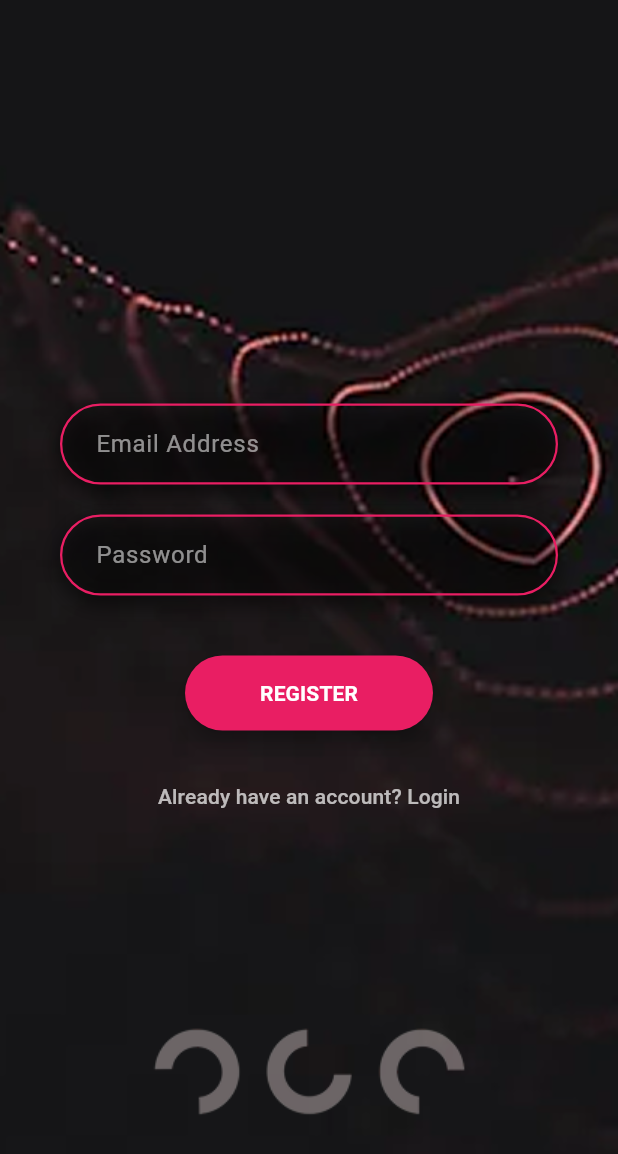
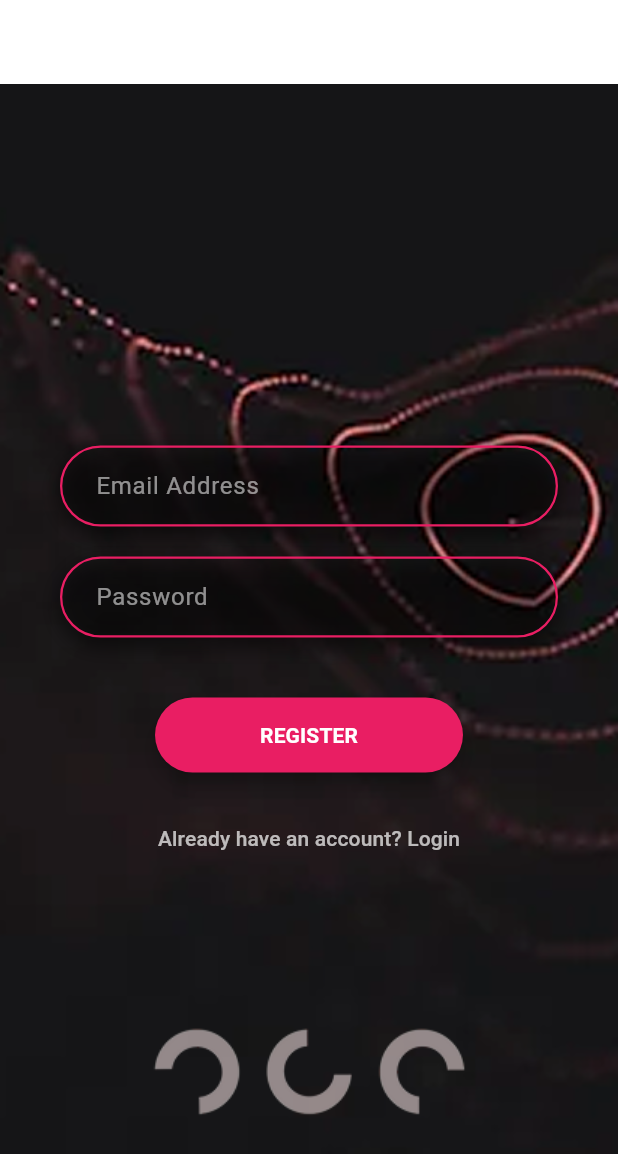
Before and after one commit to Nathi2266/khono-buzz, a Flutter app: the screen it shows after launch, after a tap on "REGISTER", on a phone screen of 412 x 824 dp. Shown: the top 1154 px of the screen. Run offline on Flutter 3.47's test engine with Material 3 defaults, Android fonts, the phone set to English and light mode, and no system bars.

Commit message:
Add LandingScreen and FlowingButton widget; update auth screens with new navigation and UI enhancements. Correct timer duration in BlinkingImage and adjust button styles for consistency.

```diff
--- /dev/null
+++ b/khonobuzz/lib/LandingScreen.dart
@@ -0,0 +1,116 @@
+import 'package:flutter/material.dart';
+import 'package:flutter/services.dart';
+import 'package:khonobuzz/auth_screens.dart'; // Corrected import for BlinkingImage
+
+// This is the main screen for your app's landing page.
+class LandingScreen extends StatelessWidget {
+  const LandingScreen({super.key});
+
+  @override
+  Widget build(BuildContext context) {
+    // We wrap the screen in a SafeArea to avoid UI elements from
+    // going behind the device's notch and other overlays.
+    return SafeArea(
+      child: Scaffold(
+        // The dark background color for the screen.
+        backgroundColor: Colors.transparent, // Reverted to transparent for background image
+        body: Stack(
+          children: [
+            // Background Image
+            Positioned.fill(
+              child: Image.asset(
+                'assets/images/backgroud.png',
+                fit: BoxFit.cover,
+              ),
+            ),
+            Center(
+              child: Padding(
+                padding: const EdgeInsets.symmetric(horizontal: 40.0),
+                child: Column(
+                  mainAxisAlignment: MainAxisAlignment.center,
+                  children: <Widget>[
+                    // Display the logo from your assets.
+                    // Make sure you've added the asset to your pubspec.yaml file.
+                    Image.asset(
+                      'assets/images/logo.png', // Corrected image path
+                      width: 250, // Increased width
+                    ),
+                    const SizedBox(height: 50),
+
+                    // Button for "Login with Microsoft".
+                    // This will be replaced with "LOGIN" and "REGISTER" as requested.
+                    ElevatedButton(
+                      onPressed: () {
+                        Navigator.pushNamed(context, '/login');
+                      },
+                      style: ElevatedButton.styleFrom(
+                        backgroundColor: const Color(0xFFe91e63), // A dark red color
+                        shape: RoundedRectangleBorder(
+                          borderRadius: BorderRadius.circular(30.0),
+                        ),
+                        padding: const EdgeInsets.symmetric(
+                          horizontal: 70.0,
+                          vertical: 15.0,
+                        ),
+                        elevation: 5,
+                      ),
+                      child: const Text(
+                        'LOGIN',
+                        style: TextStyle(
+                          color: Colors.white,
+                          fontWeight: FontWeight.bold,
+                        ),
+                      ),
+                    ),
+                    const SizedBox(height: 20),
+
+                    // Button for "Register".
+                    ElevatedButton(
+                      onPressed: () {
+                        Navigator.pushNamed(context, '/register');
+                      },
+                      style: ElevatedButton.styleFrom(
+                        backgroundColor: Colors.white, // White background for the second button
+                        shape: RoundedRectangleBorder(
+                          borderRadius: BorderRadius.circular(30.0),
+                        ),
+                        padding: const EdgeInsets.symmetric(
+                          horizontal: 70.0,
+                          vertical: 15.0,
+                        ),
+                        elevation: 5,
+                      ),
+                      child: const Text(
+                        'REGISTER',
+                        style: TextStyle(
+                          color: Colors.black,
+                          fontWeight: FontWeight.bold,
+                        ),
+                      ),
+                    ),
+                  ],
+                ),
+              ),
+            ),
+            Positioned(
+              bottom: 0,
+              left: 0,
+              right: 0,
+              child: BlinkingImage(
+                imagePath: 'assets/images/discs.png',
+              ),
+            ),
+          ],
+        ),
+      ),
+    );
+  }
+}
+
+// To use this screen, you would set it as the home for your app.
+// For example:
+// void main() {
+//   runApp(const MaterialApp(
+//     home: LandingScreen(),
+//   ));
+// }
--- a/khonobuzz/lib/auth_screens.dart
+++ b/khonobuzz/lib/auth_screens.dart
@@ -1,3 +1,5 @@
+// ignore_for_file: unused_import, deprecated_member_use, use_super_parameters, library_private_types_in_public_api
+
 import 'package:flutter/material.dart';
 import 'package:khonobuzz/main.dart'; // Import main.dart for AuthService and controllers
 import 'dart:async'; // Added this import
@@ -80,7 +82,7 @@ class BlinkingImage extends StatefulWidget {
   }) : super(key: key);
 
   @override
-  _BlinkingImageState createState() => _BlinkingImageState();
+   createState() => _BlinkingImageState();
 }
 
 class _BlinkingImageState extends State<BlinkingImage>
@@ -132,7 +134,7 @@ class _BlinkingImageState extends State<BlinkingImage>
     // The animation is from 1.0 to 0.0, so controller.value = 0.0 corresponds to opaque.
     _controller.value = 0.0;
     _delayTimer?.cancel();
-    _delayTimer = Timer(const Duration(seconds: 8), () { // Changed from 8 seconds to 7 seconds
+    _delayTimer = Timer(const Duration(seconds: 7), () { // Corrected from 8 seconds back to 7 seconds
       // After 7 seconds, start the first fade out for the blinking effect
       _controller.forward();
     });
@@ -159,6 +161,116 @@ class _BlinkingImageState extends State<BlinkingImage>
   }
 }
 
+// A custom reusable widget for a flowing button.
+class FlowingButton extends StatefulWidget {
+  final Widget child;
+  final VoidCallback onPressed;
+  final Color startColor;
+  final Color endColor;
+  final Duration animationDuration;
+  final EdgeInsetsGeometry? padding;
+  final OutlinedBorder? shape;
+  final ButtonType buttonType; // New parameter to differentiate button types
+
+  const FlowingButton({
+    Key? key,
+    required this.child,
+    required this.onPressed,
+    this.startColor = const Color(0xFFe91e63),
+    this.endColor = const Color(0xFFc2185b),
+    this.animationDuration = const Duration(milliseconds: 300),
+    this.padding,
+    this.shape,
+    this.buttonType = ButtonType.elevated, // Default to elevated button
+  }) : super(key: key);
+
+  @override
+  _FlowingButtonState createState() => _FlowingButtonState();
+}
+
+enum ButtonType {
+  elevated,
+  text,
+}
+
+class _FlowingButtonState extends State<FlowingButton>
+    with SingleTickerProviderStateMixin {
+  late AnimationController _controller;
+  late Animation<Color?> _animation;
+
+  @override
+  void initState() {
+    super.initState();
+    _controller = AnimationController(
+      vsync: this,
+      duration: widget.animationDuration,
+    );
+    _animation = ColorTween(
+      begin: widget.startColor,
+      end: widget.endColor,
+    ).animate(_controller);
+  }
+
+  @override
+  void dispose() {
+    _controller.dispose();
+    super.dispose();
+  }
+
+  void _handleTapDown(TapDownDetails details) {
+    _controller.forward();
+  }
+
+  void _handleTapUp(TapUpDetails details) {
+    _controller.reverse();
+    widget.onPressed();
+  }
+
+  void _handleTapCancel() {
+    _controller.reverse();
+  }
+
+  @override
+  Widget build(BuildContext context) {
+    return GestureDetector(
+      onTapDown: _handleTapDown,
+      onTapUp: _handleTapUp,
+      onTapCancel: _handleTapCancel,
+      child: AnimatedBuilder(
+        animation: _animation,
+        builder: (context, child) {
+          if (widget.buttonType == ButtonType.elevated) {
+            return ElevatedButton(
+              onPressed: () => widget.onPressed(), // Correctly pass the onPressed callback
+              style: ElevatedButton.styleFrom(
+                backgroundColor: _animation.value, // Use animated color
+                shape: widget.shape ?? RoundedRectangleBorder(
+                  borderRadius: BorderRadius.circular(30.0),
+                ),
+                padding: widget.padding ?? const EdgeInsets.symmetric(
+                  horizontal: 50.0,
+                  vertical: 15.0,
+                ),
+                elevation: 5,
+              ),
+              child: widget.child,
+            );
+          } else {
+            return TextButton(
+              onPressed: () => widget.onPressed(), // Correctly pass the onPressed callback
+              style: TextButton.styleFrom(
+                foregroundColor: _animation.value, // Use animated color for text
+                padding: widget.padding,
+              ),
+              child: widget.child,
+            );
+          }
+        },
+      ),
+    );
+  }
+}
+
 // This is the main widget for your login screen.
 class LoginScreen extends StatelessWidget {
   final TextEditingController usernameController;
@@ -178,6 +290,16 @@ class LoginScreen extends StatelessWidget {
   Widget build(BuildContext context) {
     return Scaffold(
       backgroundColor: Colors.transparent, // Reverted to transparent for background image
+      appBar: AppBar(
+        backgroundColor: Colors.transparent,
+        elevation: 0,
+        leading: IconButton(
+          icon: const Icon(Icons.arrow_back, color: Colors.white),
+          onPressed: () {
+            Navigator.pop(context); // Navigate back to the previous screen (LandingScreen)
+          },
+        ),
+      ),
       body: Stack(
         children: [
           // Background Image
@@ -207,19 +329,17 @@ class LoginScreen extends StatelessWidget {
                   ),
                   const SizedBox(height: 40),
                   // The Confirm button
-                  ElevatedButton(
+                  FlowingButton(
                     onPressed: onLoginPressed,
-                    style: ElevatedButton.styleFrom(
-                      backgroundColor: const Color(0xFFe91e63), // A subtle red color
-                      shape: RoundedRectangleBorder(
-                        borderRadius: BorderRadius.circular(30.0),
-                      ),
-                      padding: const EdgeInsets.symmetric(
-                        horizontal: 50.0,
-                        vertical: 15.0,
-                      ),
-                      elevation: 5,
+                    padding: const EdgeInsets.symmetric(
+                      horizontal: 70.0, // Adjusted padding
+                      vertical: 15.0,
                     ),
+                    shape: RoundedRectangleBorder(
+                      borderRadius: BorderRadius.circular(30.0),
+                    ),
+                    startColor: const Color(0xFFe91e63),
+                    endColor: const Color(0xFFc2185b),
                     child: const Text(
                       'CONFIRM',
                       style: TextStyle(
@@ -229,11 +349,14 @@ class LoginScreen extends StatelessWidget {
                     ),
                   ),
                   const SizedBox(height: 20),
-                  TextButton(
+                  FlowingButton(
                     onPressed: onRegisterPressed,
+                    buttonType: ButtonType.text,
+                    startColor: Colors.white70,
+                    endColor: Colors.white,
                     child: const Text(
                       "Don't have an account? Register",
-                      style: TextStyle(color: Colors.white70),
+                      style: TextStyle(color: Colors.white70), // Keep the original text style
                     ),
                   ),
                 ],
@@ -272,6 +395,16 @@ class RegisterScreen extends StatelessWidget {
   Widget build(BuildContext context) {
     return Scaffold(
       backgroundColor: Colors.transparent, // Reverted to transparent for background image
+      appBar: AppBar(
+        backgroundColor: Colors.transparent,
+        elevation: 0,
+        leading: IconButton(
+          icon: const Icon(Icons.arrow_back, color: Colors.white),
+          onPressed: () {
+            Navigator.pop(context); // Navigate back to the previous screen (LandingScreen)
+          },
+        ),
+      ),
       body: Stack(
         children: [
           // Background Image
@@ -301,19 +434,17 @@ class RegisterScreen extends StatelessWidget {
                   ),
                   const SizedBox(height: 40),
                   // The Confirm button
-                  ElevatedButton(
+                  FlowingButton(
                     onPressed: onRegisterPressed,
-                    style: ElevatedButton.styleFrom(
-                      backgroundColor: const Color(0xFFe91e63), // A subtle red color
-                      shape: RoundedRectangleBorder(
-                        borderRadius: BorderRadius.circular(30.0),
-                      ),
-                      padding: const EdgeInsets.symmetric(
-                        horizontal: 50.0,
-                        vertical: 15.0,
-                      ),
-                      elevation: 5,
+                    padding: const EdgeInsets.symmetric(
+                      horizontal: 70.0, // Adjusted padding
+                      vertical: 15.0,
                     ),
+                    shape: RoundedRectangleBorder(
+                      borderRadius: BorderRadius.circular(30.0),
+                    ),
+                    startColor: const Color(0xFFe91e63),
+                    endColor: const Color(0xFFc2185b),
                     child: const Text(
                       'REGISTER',
                       style: TextStyle(
@@ -323,11 +454,14 @@ class RegisterScreen extends StatelessWidget {
                     ),
                   ),
                   const SizedBox(height: 20),
-                  TextButton(
+                  FlowingButton(
                     onPressed: onLoginPressed,
+                    buttonType: ButtonType.text,
+                    startColor: Colors.white70,
+                    endColor: Colors.white,
                     child: const Text(
                       "Already have an account? Login",
-                      style: TextStyle(color: Colors.white70),
+                      style: TextStyle(color: Colors.white70), // Keep the original text style
                     ),
                   ),
                 ],
--- a/khonobuzz/lib/main.dart
+++ b/khonobuzz/lib/main.dart
@@ -3,6 +3,7 @@ import 'package:flutter/services.dart'; // Import this package for SystemChrome
 import 'package:http/http.dart' as http;
 import 'package:khonobuzz/auth_screens.dart'; // Import the new auth_screens.dart
 import 'dart:convert';
+import 'package:khonobuzz/LandingScreen.dart'; // Import the LandingScreen
 
 void main() {
   // Ensure that Flutter's widgets are initialized before the SystemChrome call
@@ -92,6 +93,7 @@ class _MainAppState extends State<MainApp> {
       _showSnackBar(message);
       _registerUsernameController.clear();
       _registerPasswordController.clear();
+      _pageController.animateToPage(1, duration: Duration(milliseconds: 300), curve: Curves.easeIn); // Navigate to login screen
     } catch (e) {
       _showSnackBar(e.toString(), isError: true);
     }
@@ -128,33 +130,25 @@ class _MainAppState extends State<MainApp> {
       theme: ThemeData(
         primarySwatch: Colors.blue,
       ),
-      home: Scaffold(
-        body: Stack(
-          children: [
-            PageView(
-              controller: _pageController,
-              children: [
-                RegisterScreen(
+      home: const LandingScreen(), // Set LandingScreen as the initial home
+      routes: {
+        '/login': (context) => LoginScreen(
+              usernameController: _loginUsernameController,
+              passwordController: _loginPasswordController,
+              onLoginPressed: _login,
+              onRegisterPressed: () {
+                Navigator.pushReplacementNamed(context, '/register');
+              },
+            ),
+        '/register': (context) => RegisterScreen(
               usernameController: _registerUsernameController,
               passwordController: _registerPasswordController,
               onRegisterPressed: _register,
               onLoginPressed: () {
-                    _pageController.animateToPage(1, duration: Duration(milliseconds: 300), curve: Curves.easeIn);
+                Navigator.pushReplacementNamed(context, '/login');
               },
             ),
-                LoginScreen(
-                  usernameController: _loginUsernameController,
-                  passwordController: _loginPasswordController,
-                  onLoginPressed: _login,
-                  onRegisterPressed: () {
-                    _pageController.animateToPage(0, duration: Duration(milliseconds: 300), curve: Curves.easeIn);
       },
-                ),
-              ],
-            ),
-          ],
-        ),
-      ),
     );
   }
 }
```
Lines whose indentation alone changed are shown as unchanged.
